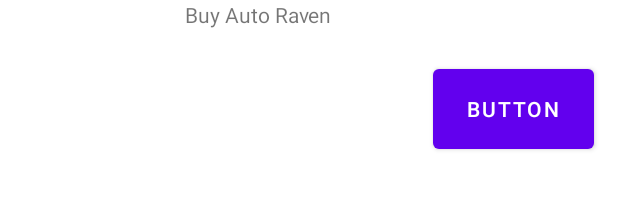
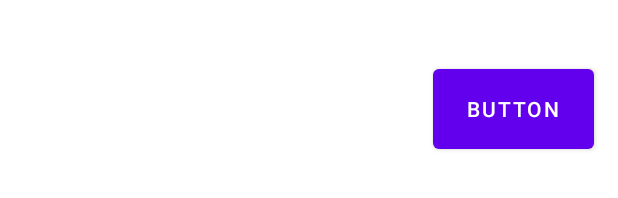
Before and after one commit to AndersonUniversity/rodney-clicker, an Android app: the layout activity_display_message.xml on its own in the app's theme, with its tools: preview values and no code run, on a phone screen of 412 x 824 dp. Shown: the top 198 px of the screen. Run offline under Robolectric (Android 15) with nearby library versions, the phone set to English and light mode, and no system bars.

Commit message:
ran checks

```diff
--- a/app/src/main/res/layout/activity_display_message.xml
+++ b/app/src/main/res/layout/activity_display_message.xml
@@ -16,12 +16,4 @@
         app:layout_constraintEnd_toEndOf="parent"
         app:layout_constraintTop_toTopOf="parent" />
 
-    <TextView
-        android:id="@+id/textView"
-        android:layout_width="141dp"
-        android:layout_height="62dp"
-        android:layout_marginEnd="24dp"
-        android:text="@string/upgrade1"
-        app:layout_constraintEnd_toStartOf="@+id/button2"
-        tools:layout_editor_absoluteY="43dp" />
 </androidx.constraintlayout.widget.ConstraintLayout>
```
